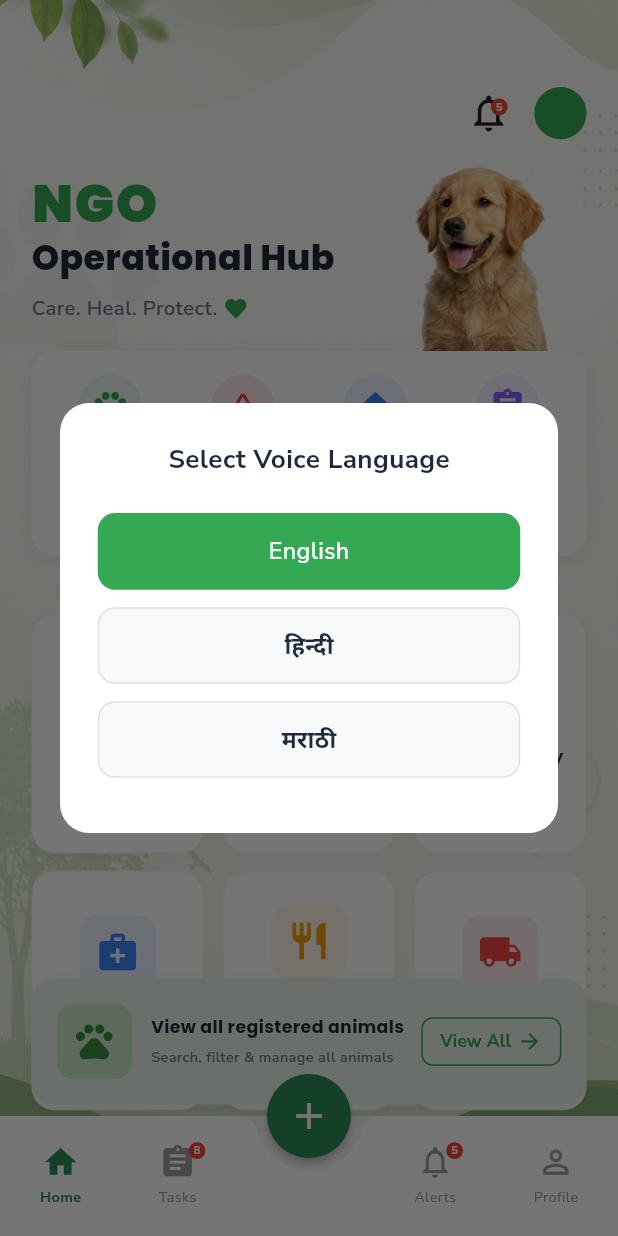
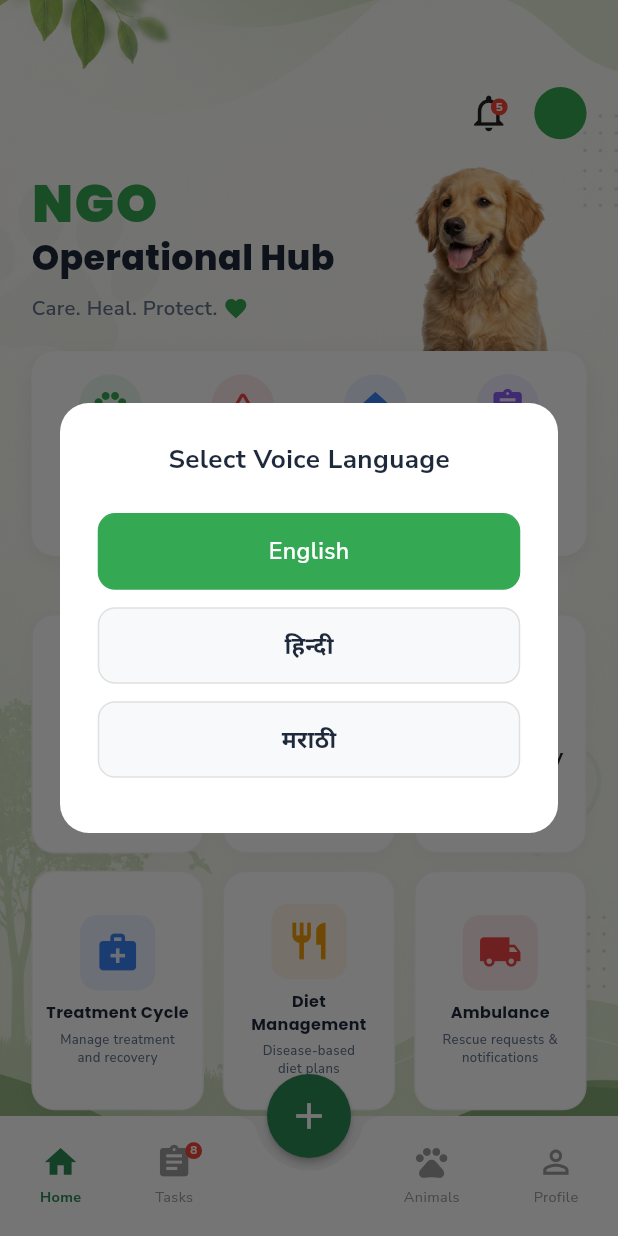
Before and after one commit to Dmali1686/internal_ngo_application, a Flutter app: the DashboardScreen screen opened by its route, on a phone screen of 412 x 824 dp. Run offline on Flutter 3.47's test engine with Material 3 defaults, Android fonts, the phone set to English and light mode, and no system bars; our stand-ins replace flutter_map, flutter_screenutil, flutter_tts, geocoding, geolocator, go_router and 7 more; missing offline and left inert: mobile_scanner; accounts and stored records are empty; network calls fail.

Commit message:
feat: replace alerts module with animals/all patients tracking in dashboard and super admin screens

```diff
--- a/lib/features/home/screens/dashboard_screen.dart
+++ b/lib/features/home/screens/dashboard_screen.dart
@@ -6,7 +6,7 @@ import 'package:google_fonts/google_fonts.dart';
 import 'package:provider/provider.dart';
 import '../../../core/theme/app_colors.dart';
 import '../../../core/services/voice_language_provider.dart';
-import '../../alerts/screens/alerts_screen.dart';
+import '../../patient_registration/screens/all_patients_screen.dart';
 import '../../profile/screens/profile_screen.dart';
 import '../../tasks/screens/tasks_dashboard_screen.dart';
 import '../../super_admin/screens/super_admin_dashboard_screen.dart';
@@ -18,7 +18,6 @@ import '../widgets/stat_cards.dart';
 import '../widgets/modules_grid.dart';
 import '../widgets/my_tasks_widget.dart';
 import '../widgets/dashboard_bottom_nav.dart';
-import '../widgets/view_all_animals_card.dart';
 import '../widgets/employee_departments_grid.dart';
 
 class DashboardScreen extends StatefulWidget {
@@ -135,18 +134,10 @@ class _DashboardScreenState extends State<DashboardScreen> {
             children: [
               _buildHomeTab(),
               const TasksDashboardScreen(),
-              const AlertsScreen(),
+              const AllPatientsScreen(),
               const ProfileScreen(),
             ],
           ),
-          // Floating "View All Animals" card — only visible on Home tab
-          if (_currentIndex == 0)
-            Positioned(
-              bottom: 8.h, // small gap above the BottomAppBar
-              left: 0,
-              right: 0,
-              child: const ViewAllAnimalsCard(),
-            ),
         ],
       ),
       floatingActionButton: FloatingActionButton(
--- a/lib/features/home/widgets/dashboard_bottom_nav.dart
+++ b/lib/features/home/widgets/dashboard_bottom_nav.dart
@@ -35,10 +35,9 @@ class DashboardBottomNav extends StatelessWidget {
             SizedBox(width: 40.w), // Space for FAB
             _buildNavItem(
               2,
-              Icons.notifications_none,
-              'Alerts',
+              Icons.pets_rounded,
+              'Animals',
               isSelected: currentIndex == 2,
-              badge: '5',
             ),
             _buildNavItem(
               3,
```
Also changed, not shown: lib/features/super_admin/screens/super_admin_dashboard_screen.dart (+6 -9 lines).
